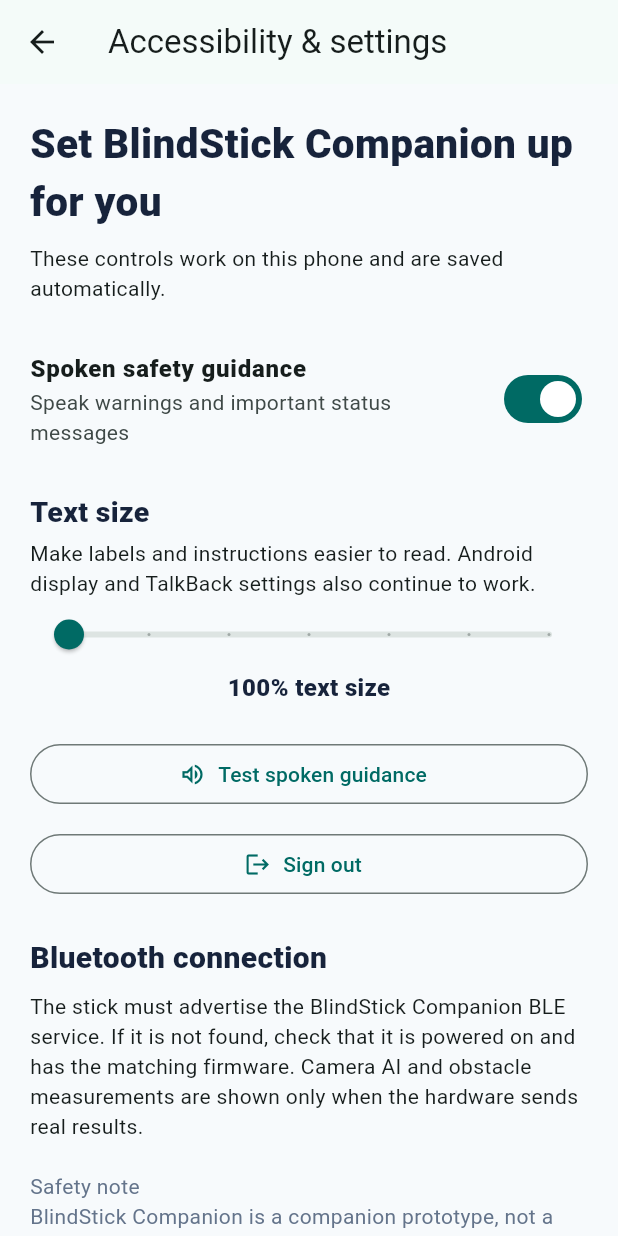
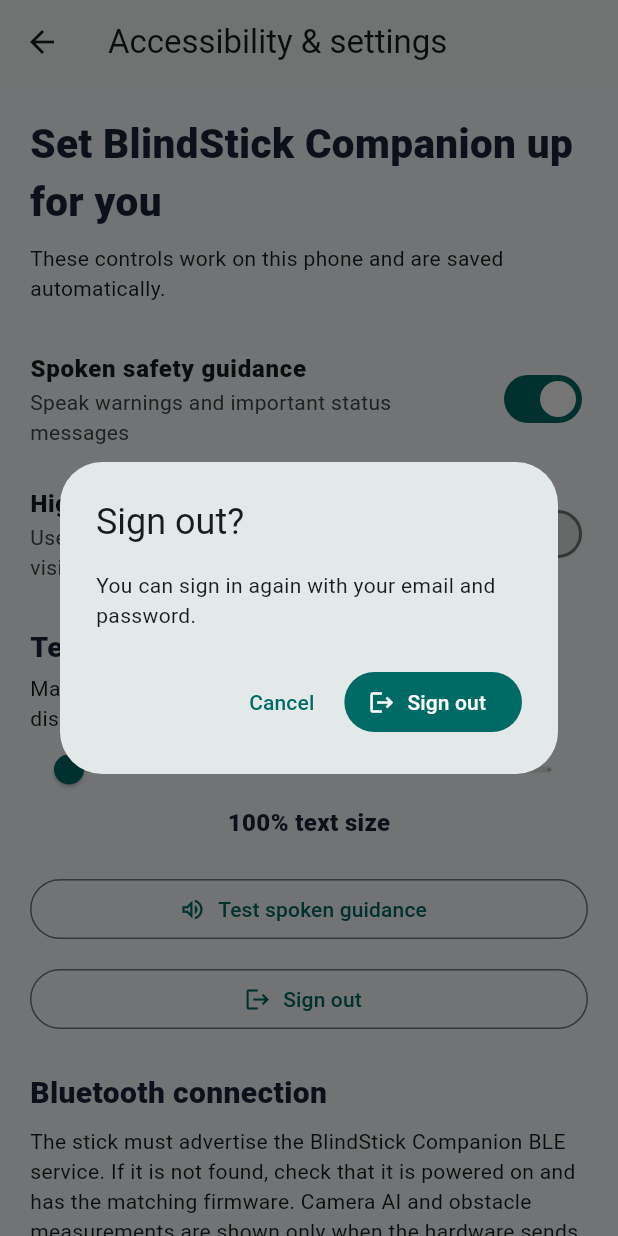
Before and after one commit to ShoninSelvaraj/Blind_Stick, a Flutter app: the SettingsPage screen opened directly, after a tap on "Sign out", on a phone screen of 412 x 824 dp. Run offline on Flutter 3.47's test engine with Material 3 defaults, Android fonts, the phone set to English and light mode, and no system bars; our stand-ins replace cloud_firestore, firebase_auth, firebase_core, flutter_blue_plus, flutter_map, flutter_tts and 4 more; accounts and stored records are empty.

Commit message:
Add accessible contrast and zero-cost SOS fallback

```diff
--- a/lib/main.dart
+++ b/lib/main.dart
@@ -5,9 +5,11 @@
 import 'package:flutter/material.dart';
 import 'package:firebase_core/firebase_core.dart';
 import 'package:firebase_auth/firebase_auth.dart';
-import 'package:firebase_messaging/firebase_messaging.dart';
 import 'package:cloud_firestore/cloud_firestore.dart';
 import 'package:flutter/services.dart';
+import 'package:flutter_map/flutter_map.dart';
+import 'package:http/http.dart' as http;
+import 'package:latlong2/latlong.dart';
 import 'package:flutter_blue_plus/flutter_blue_plus.dart';
 import 'package:flutter_tts/flutter_tts.dart';
 import 'package:geolocator/geolocator.dart';
@@ -21,6 +23,7 @@
  final preferences = await SharedPreferences.getInstance();
  voiceGuidanceEnabled = preferences.getBool('voice') ?? true;
  appTextScale.value = preferences.getDouble('text_scale') ?? 1.0;
+ appHighContrast.value = preferences.getBool('high_contrast') ?? false;
  runApp(const BlindStickApp());
 }
 
@@ -33,20 +36,36 @@
 const commandUuid = '7b6e0003-7d9a-4b5c-8f4d-6e9a0b000001';
 bool voiceGuidanceEnabled = true;
 final ValueNotifier<double> appTextScale = ValueNotifier<double>(1.0);
+final ValueNotifier<bool> appHighContrast = ValueNotifier<bool>(false);
 
 class BlindStickApp extends StatelessWidget {
   const BlindStickApp({super.key});
   @override
-  Widget build(BuildContext context) => MaterialApp(
+  Widget build(BuildContext context) => ValueListenableBuilder<bool>(
+    valueListenable: appHighContrast,
+    builder: (context, highContrast, _) => MaterialApp(
       title: 'BlindStick Companion', debugShowCheckedModeBanner: false,
-    theme: ThemeData(useMaterial3: true, colorScheme: ColorScheme.fromSeed(seedColor: teal), scaffoldBackgroundColor: const Color(0xFFF7FAFC), fontFamily: 'Roboto',
-      inputDecorationTheme: InputDecorationTheme(filled: true, fillColor: Colors.white, border: OutlineInputBorder(borderRadius: BorderRadius.circular(16), borderSide: const BorderSide(color: Color(0xFFDCE5E9))), enabledBorder: OutlineInputBorder(borderRadius: BorderRadius.circular(16), borderSide: const BorderSide(color: Color(0xFFDCE5E9))), contentPadding: const EdgeInsets.all(16))),
+      theme: ThemeData(
+        useMaterial3: true,
+        colorScheme: highContrast
+            ? const ColorScheme.light(primary: Colors.black, onPrimary: Colors.white, secondary: Colors.black, onSecondary: Colors.white, surface: Colors.white, onSurface: Colors.black)
+            : ColorScheme.fromSeed(seedColor: teal),
+        scaffoldBackgroundColor: highContrast ? Colors.white : const Color(0xFFF7FAFC),
+        fontFamily: 'Roboto',
+        inputDecorationTheme: InputDecorationTheme(
+          filled: true, fillColor: Colors.white,
+          border: OutlineInputBorder(borderRadius: BorderRadius.circular(16), borderSide: const BorderSide(color: Color(0xFFDCE5E9))),
+          enabledBorder: OutlineInputBorder(borderRadius: BorderRadius.circular(16), borderSide: const BorderSide(color: Color(0xFFDCE5E9))),
+          contentPadding: const EdgeInsets.all(16),
+        ),
+      ),
       home: const AuthGate(),
       builder: (context, child) => ValueListenableBuilder<double>(
         valueListenable: appTextScale,
         builder: (context, scale, _) => MediaQuery(
           data: MediaQuery.of(context).copyWith(textScaler: TextScaler.linear(scale)),
           child: child ?? const SizedBox.shrink(),
+        ),
       ),
     ),
   );
@@ -212,14 +231,25 @@
 }
 
 Future<void> signOutSafely() async {
- final user=FirebaseAuth.instance.currentUser;
- if(user!=null){
-  try{await FirebaseFirestore.instance.collection('users').doc(user.uid).collection('fcmTokens').doc('primary').delete();}catch(_){}
- }
  if(stick.connected){
   try{await stick.setAssistance(false);await stick.disconnect();}catch(_){}
  }
  await FirebaseAuth.instance.signOut();
+}
+
+Future<void> confirmSignOut(BuildContext context) async {
+ final confirm=await showDialog<bool>(
+  context:context,
+  builder:(dialogContext)=>AlertDialog(
+   title:const Text('Sign out?'),
+   content:const Text('You can sign in again with your email and password.'),
+   actions:[
+    TextButton(onPressed:()=>Navigator.pop(dialogContext,false),child:const Text('Cancel')),
+    FilledButton.icon(onPressed:()=>Navigator.pop(dialogContext,true),icon:const Icon(Icons.logout),label:const Text('Sign out')),
+   ],
+  ),
+ );
+ if(confirm==true)await signOutSafely();
 }
 
 class PairingService {
@@ -408,9 +438,37 @@
  void _changed(){if(!mounted)return;setState((){});if(lastStoredConnection!=stick.connected){lastStoredConnection=stick.connected;FirebaseFirestore.instance.collection('patients').doc(widget.user.uid).update({'deviceStatus':stick.connected?'connected':'disconnected','updatedAt':FieldValue.serverTimestamp()}).catchError((_){ });}}
  Future<void> _refreshLocation()async{final p=await getPosition();if(!mounted)return;setState(() { position=p; locationText=p==null?'Location unavailable':'Location ready · accuracy ${p.accuracy.round()} m'; });if(sharing&&p!=null)await api.location(widget.user.uid,p);}
  Future<void> _toggleSharing(bool v)async{setState(()=>sharing=v);locationTimer?.cancel();if(v){await _refreshLocation();locationTimer=Timer.periodic(const Duration(seconds:30),(_)=>_refreshLocation());}else{setState(()=>locationText='Location sharing paused');}}
- Future<void> _sos()async{final ok=await showDialog<bool>(context:context,builder:(c)=>AlertDialog(title:const Text('Send emergency alert?'),content:const Text('This saves an SOS alert to your linked patient record. If Firebase push delivery has been deployed and configured, linked caregivers will also be notified. Delivery or receipt cannot be guaranteed.'),actions:[TextButton(onPressed:()=>Navigator.pop(c,false),child:const Text('Cancel')),FilledButton(onPressed:()=>Navigator.pop(c,true),child:const Text('Send SOS'))]));if(ok!=true)return;final p=position??await getPosition();final sent=await api.sos(widget.user.uid,p,'Patient requested emergency assistance');if(!mounted)return;await showDialog<void>(context:context,builder:(c)=>AlertDialog(title:Text(sent?'SOS submitted':'SOS not delivered'),content:Text(sent?'The alert was saved to Firestore. This does not confirm that a caregiver has seen it. Use your usual emergency contact method too if you are in danger.':'The alert could not be saved. Check internet and Firestore permissions, or call your emergency contact directly.'),actions:[TextButton(onPressed:()=>Navigator.pop(c),child:const Text('OK'))]));}
+ Future<void> _sos()async{
+  final ok=await showDialog<bool>(context:context,builder:(c)=>AlertDialog(
+   title:const Text('Send emergency alert?'),
+   content:const Text('This saves an SOS to the linked record. In zero-cost mode there is no automatic background push service. A connected caregiver can see the alert while their app is open. You can also open an SMS message and send it yourself.'),
+   actions:[TextButton(onPressed:()=>Navigator.pop(c,false),child:const Text('Cancel')),FilledButton(onPressed:()=>Navigator.pop(c,true),child:const Text('Save SOS'))],
+  ));
+  if(ok!=true)return;
+  final p=position??await getPosition();
+  final sent=await api.sos(widget.user.uid,p,'Patient requested emergency assistance');
+  if(!mounted)return;
+  final action=await showDialog<String>(context:context,builder:(c)=>AlertDialog(
+   title:Text(sent?'SOS saved':'SOS not saved'),
+   content:Text(sent?'The alert is saved. It does not confirm that a caregiver has seen it or that emergency services were contacted. For immediate contact, choose Share by SMS and select your trusted contact.':'The alert could not be saved. Check your connection and Firestore access. If you need help now, contact your trusted person or emergency service using your usual method.'),
+   actions:[
+    TextButton(onPressed:()=>Navigator.pop(c,'close'),child:const Text('Close')),
+    if(sent)FilledButton.icon(onPressed:()=>Navigator.pop(c,'sms'),icon:const Icon(Icons.sms_outlined),label:const Text('Share by SMS')),
+   ],
+  ));
+  if(action=='sms'&&sent){
+   final coords=p==null?'Location unavailable':'Location: ${p.latitude.toStringAsFixed(6)}, ${p.longitude.toStringAsFixed(6)}';
+   final uri=Uri(scheme:'sms',queryParameters:{'body':'BlindStick Companion SOS: I need help. $coords. Please contact me.'});
+   try{
+    final opened=await launchUrl(uri,mode:LaunchMode.externalApplication);
+    if(!opened&&mounted)ScaffoldMessenger.of(context).showSnackBar(const SnackBar(content:Text('No SMS app is available. Copy the SOS details and contact your trusted person manually.')));
+   }catch(_){
+    if(mounted)ScaffoldMessenger.of(context).showSnackBar(const SnackBar(content:Text('Could not open the SMS app. Contact your trusted person manually.')));
+   }
+  }
+ }
  @override void dispose(){destination.dispose();locationTimer?.cancel();pairExpiryTimer?.cancel();stick.removeListener(_changed);super.dispose();}
- @override Widget build(BuildContext c){final t=stick.telemetry;return Scaffold(appBar:AppBar(title:const Text('BlindStick Companion · My journey',style:TextStyle(fontWeight:FontWeight.w800)),actions:[IconButton(tooltip:'Settings',onPressed:()=>Navigator.push(c,MaterialPageRoute(builder:(_)=>const SettingsPage())),icon:const Icon(Icons.settings_outlined))]),body:ListView(padding:const EdgeInsets.fromLTRB(18,8,18,28),children:[
+ @override Widget build(BuildContext c){final t=stick.telemetry;return Scaffold(appBar:AppBar(title:const Text('My journey',style:TextStyle(fontWeight:FontWeight.w800)),actions:[IconButton(tooltip:'Accessibility settings',onPressed:()=>Navigator.push(c,MaterialPageRoute(builder:(_)=>const SettingsPage())),icon:const Icon(Icons.accessibility_new)),TextButton.icon(onPressed:()=>confirmSignOut(c),icon:const Icon(Icons.logout),label:const Text('Sign out'))]),body:ListView(padding:const EdgeInsets.fromLTRB(18,8,18,28),children:[
   Container(padding:const EdgeInsets.all(20),decoration:BoxDecoration(color:navy,borderRadius:BorderRadius.circular(24)),child:Column(crossAxisAlignment:CrossAxisAlignment.start,children:[Text('Hello, ${widget.user.name}',style:const TextStyle(color:Colors.white70,fontSize:16)),const SizedBox(height:6),const Text('Ready when you are.',style:TextStyle(color:Colors.white,fontSize:26,fontWeight:FontWeight.w900)),const SizedBox(height:14),Row(children:[Icon(stick.connected?Icons.bluetooth_connected:Icons.bluetooth_disabled,color:stick.connected?const Color(0xFF9FF0D0):Colors.orangeAccent),const SizedBox(width:8),Expanded(child:Text(stick.status,style:const TextStyle(color:Colors.white,fontSize:14)))])])),const SizedBox(height:16),
   Row(children:[Expanded(child:_statusTile('Obstacle range',t.distanceCm==null?'Waiting': '${t.distanceCm!.round()} cm',t.urgent?red:t.caution?Colors.orange:teal,Icons.radar)),const SizedBox(width:10),Expanded(child:_statusTile('Camera',t.receivedAt==null?'Waiting for stick':t.detectionStatus=='model_not_installed'?'AI model not installed':t.object!='Waiting for device data'?t.object:t.cameraFrameAvailable==true?'Camera active; no detection model':'Camera unavailable',teal,Icons.camera_alt_outlined))]),const SizedBox(height:12),
   if(stick.lastError!=null)Container(padding:const EdgeInsets.all(14),decoration:BoxDecoration(color:const Color(0xFFFFF1F0),borderRadius:BorderRadius.circular(14)),child:Text(stick.lastError!,style:const TextStyle(color:red))),
@@ -431,29 +489,7 @@
 }
 class _CaregiverPageState extends State<CaregiverPage>{
  final codeController=TextEditingController();bool pairing=false;String? pairingError,pairingInfo;
- StreamSubscription<RemoteMessage>? _foregroundMessages;
- StreamSubscription<String>? _tokenRefresh;
- @override void initState(){super.initState();_registerPushToken();_foregroundMessages=FirebaseMessaging.onMessage.listen((message){
-  if(!mounted)return;
-  final title=message.notification?.title??'BlindStick Companion update';
-  final body=message.notification?.body??'A new update has arrived.';
-  ScaffoldMessenger.of(context).showSnackBar(SnackBar(content:Text('$title: $body'),duration:const Duration(seconds:6)));
- });}
- Future<void> _savePushToken(String token)async{
-  await FirebaseFirestore.instance.collection('users').doc(widget.user.uid).collection('fcmTokens').doc('primary').set({'token':token,'platform':'android','updatedAt':FieldValue.serverTimestamp()});
- }
- Future<void> _registerPushToken()async{
-  try{
-   final messaging=FirebaseMessaging.instance;
-   await messaging.requestPermission(alert:true,badge:true,sound:true,provisional:false);
-   final token=await messaging.getToken();
-   if(token!=null)await _savePushToken(token);
-   _tokenRefresh=messaging.onTokenRefresh.listen((token){_savePushToken(token);});
-  }catch(_){
-   // Foreground Firestore updates remain available if push setup/permission is unavailable.
-  }
- }
- @override void dispose(){codeController.dispose();_foregroundMessages?.cancel();_tokenRefresh?.cancel();super.dispose();}
+ @override void dispose(){codeController.dispose();super.dispose();}
  Future<void> _pair()async{
   if(pairing)return;
   final code=codeController.text.replaceAll(RegExp(r'\s+'),'');
@@ -468,7 +504,7 @@
   }finally{if(mounted)setState(()=>pairing=false);}
  }
  @override Widget build(BuildContext c)=>Scaffold(
-  appBar:AppBar(title:const Text('BlindStick Companion · Support',style:TextStyle(fontWeight:FontWeight.w800)),actions:[IconButton(tooltip:'Settings and accessibility',onPressed:()=>Navigator.push(c,MaterialPageRoute(builder:(_)=>const SettingsPage())),icon:const Icon(Icons.settings_outlined))]),
+  appBar:AppBar(title:const Text('Support',style:TextStyle(fontWeight:FontWeight.w800)),actions:[IconButton(tooltip:'Accessibility settings',onPressed:()=>Navigator.push(c,MaterialPageRoute(builder:(_)=>const SettingsPage())),icon:const Icon(Icons.accessibility_new)),TextButton.icon(onPressed:()=>confirmSignOut(c),icon:const Icon(Icons.logout),label:const Text('Sign out'))]),
   body:StreamBuilder<DocumentSnapshot<Map<String,dynamic>>>(
    stream:FirebaseFirestore.instance.collection('pairingClaims').doc(widget.user.uid).snapshots(),
    builder:(context,claimSnapshot){
@@ -527,20 +563,18 @@
    }),
  );
  Future<void> _openLastLocation(double lat,double lon)async{
-  final url=Uri.parse('https://www.google.com/maps/search/?api=1&query=$lat,$lon');
-  try{final opened=await launchUrl(url,mode:LaunchMode.externalApplication);if(!opened&&mounted)ScaffoldMessenger.of(context).showSnackBar(const SnackBar(content:Text('Could not open Maps.')));}
-  catch(_){if(mounted)ScaffoldMessenger.of(context).showSnackBar(const SnackBar(content:Text('Could not open Maps.')));}
+  await Navigator.of(context).push(MaterialPageRoute<void>(builder:(_)=>InAppNavigationPage(initialDestination:LatLng(lat,lon),initialDestinationLabel:'Shared patient location')));
  }
 }
 
 class SettingsPage extends StatefulWidget{const SettingsPage({super.key});@override State<SettingsPage> createState()=>_SettingsPageState();}
 class _SettingsPageState extends State<SettingsPage>{
- bool voice=true;double textScale=1.0;String? saved;
+ bool voice=true,highContrast=false;double textScale=1.0;String? saved;
  @override void initState(){super.initState();_load();}
  Future<void> _load()async{
   final prefs=await SharedPreferences.getInstance();if(!mounted)return;
-  setState(() { voice=prefs.getBool('voice')??true; textScale=prefs.getDouble('text_scale')??1.0; });
-  voiceGuidanceEnabled=voice;appTextScale.value=textScale;
+  setState(() { voice=prefs.getBool('voice')??true; textScale=prefs.getDouble('text_scale')??1.0; highContrast=prefs.getBool('high_contrast')??false; });
+  voiceGuidanceEnabled=voice;appTextScale.value=textScale;appHighContrast.value=highContrast;
  }
  Future<void> _saveVoice(bool value)async{
   setState(()=>voice=value);voiceGuidanceEnabled=value;
@@ -550,6 +584,10 @@
   setState(()=>textScale=value);appTextScale.value=value;
   final prefs=await SharedPreferences.getInstance();await prefs.setDouble('text_scale',value);
  }
+ Future<void> _saveHighContrast(bool value)async{
+  setState(()=>highContrast=value);appHighContrast.value=value;
+  final prefs=await SharedPreferences.getInstance();await prefs.setBool('high_contrast',value);
+ }
  @override Widget build(BuildContext c)=>Scaffold(
   appBar:AppBar(title:const Text('Accessibility & settings')),
   body:ListView(padding:const EdgeInsets.all(20),children:[
@@ -557,13 +595,15 @@
    const SizedBox(height:8),const Text('These controls work on this phone and are saved automatically.'),
    const SizedBox(height:24),
    SwitchListTile(contentPadding:EdgeInsets.zero,title:const Text('Spoken safety guidance',style:TextStyle(fontWeight:FontWeight.w800)),subtitle:const Text('Speak warnings and important status messages'),value:voice,onChanged:_saveVoice),
+   const SizedBox(height:10),
+   SwitchListTile(contentPadding:EdgeInsets.zero,title:const Text('High contrast',style:TextStyle(fontWeight:FontWeight.w800)),subtitle:const Text('Use a black-and-white colour scheme for low vision'),value:highContrast,onChanged:_saveHighContrast),
    const SizedBox(height:22),
    const Text('Text size',style:TextStyle(fontSize:19,fontWeight:FontWeight.w800,color:navy)),
    const SizedBox(height:4),const Text('Make labels and instructions easier to read. Android display and TalkBack settings also continue to work.'),
    Slider(value:textScale,min:1.0,max:1.6,divisions:6,label:'${(textScale*100).round()}%',onChanged:_saveTextScale),
    Center(child:Text('${(textScale*100).round()}% text size',style:TextStyle(fontSize:16*textScale,fontWeight:FontWeight.w800,color:navy))),
    const SizedBox(height:22),OutlinedButton.icon(onPressed:()=>stick.announce('BlindStick Companion voice test. If you can hear this message, spoken safety guidance is working.'),icon:const Icon(Icons.volume_up_outlined),label:const Text('Test spoken guidance')),
-   const SizedBox(height:12),OutlinedButton.icon(onPressed:()=>FirebaseAuth.instance.signOut(),icon:const Icon(Icons.logout),label:const Text('Sign out')),
+   const SizedBox(height:12),OutlinedButton.icon(onPressed:()=>confirmSignOut(c),icon:const Icon(Icons.logout),label:const Text('Sign out')),
    const SizedBox(height:24),const Text('Bluetooth connection',style:TextStyle(fontSize:20,fontWeight:FontWeight.w900,color:navy)),
    const SizedBox(height:8),const Text('The stick must advertise the BlindStick Companion BLE service. If it is not found, check that it is powered on and has the matching firmware. Camera AI and obstacle measurements are shown only when the hardware sends real results.'),
    const SizedBox(height:20),const Text('Safety note',style:TextStyle(color:Color(0xFF64748B))),
```
Lines whose indentation alone changed are shown as unchanged.
